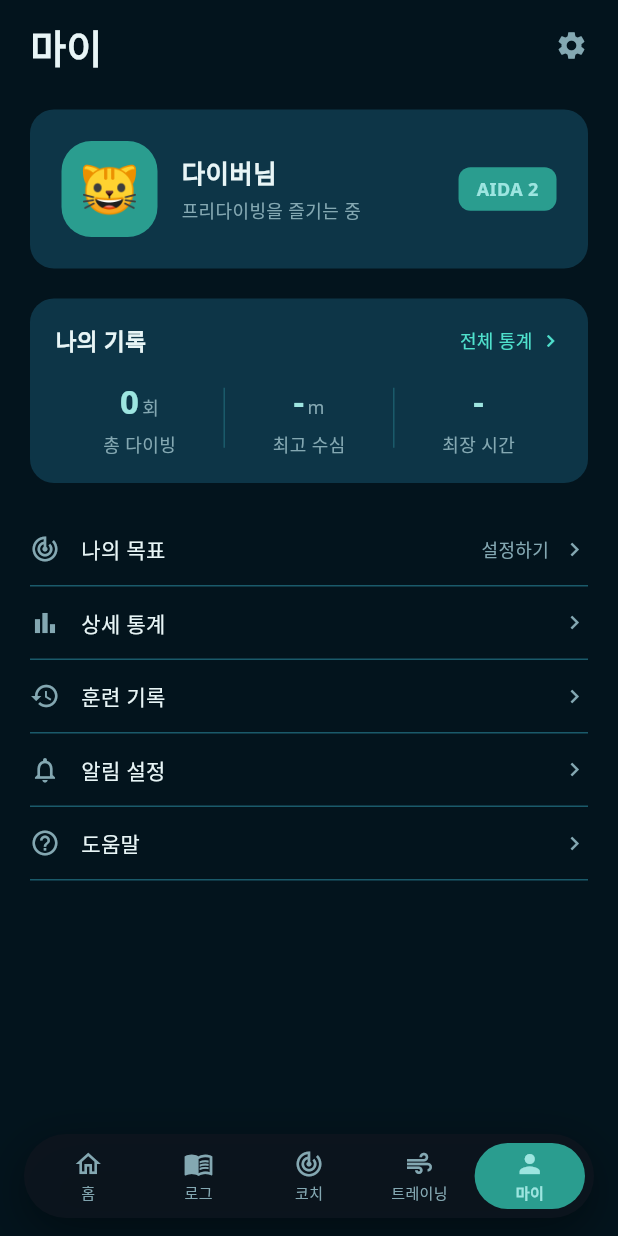
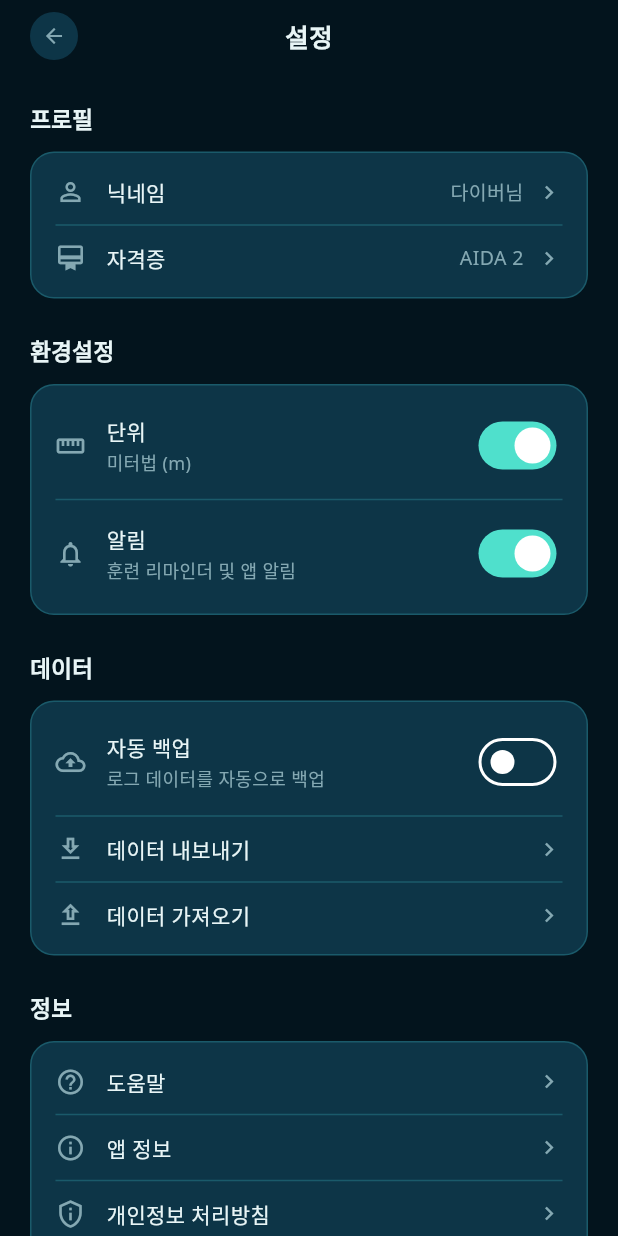
Before and after one commit to elain2/freedive_coach_app, a Flutter app: the screen it shows after launch, item 5 of the bottom bar chosen, after a tap on the "settings" icon, on a phone screen of 412 x 824 dp. Run offline on Flutter 3.47's test engine with Material 3 defaults, Android fonts, the phone set to English and light mode, and no system bars; our stand-ins replace audioplayers, fl_chart, flutter_dotenv, google_fonts, image_picker, shared_preferences and 5 more; missing offline and left inert: video_thumbnail; accounts and stored records are empty.

Commit message:
Add settings screen with profile and preferences
- Create settings_screen.dart with profile editing
- Add unit (metric/imperial) and notification toggles
- Add data export/import options (placeholder)
- Add app info, help, privacy policy links
- Connect settings button in profile screen

Co-Authored-By: Claude Opus 4.5 <noreply@anthropic.com>

```diff
--- a/freedive_coach/lib/screens/profile_screen.dart
+++ b/freedive_coach/lib/screens/profile_screen.dart
@@ -4,6 +4,7 @@ import '../services/log_storage.dart';
 import '../theme/app_theme.dart';
 import '../widgets/surface_card.dart';
 import 'debug_screen.dart';
+import 'settings_screen.dart';
 import 'stats_screen.dart';
 
 class ProfileScreen extends StatefulWidget {
@@ -93,7 +94,9 @@ class _ProfileScreenState extends State<ProfileScreen> {
         Text('마이', style: AppTextStyles.titleLarge),
         GestureDetector(
           onTap: () {
-            // TODO: Settings screen
+            Navigator.of(context).push(
+              MaterialPageRoute(builder: (_) => const SettingsScreen()),
+            );
           },
           child: const Icon(Icons.settings, size: 22, color: AppColors.muted),
         ),
--- /dev/null
+++ b/freedive_coach/lib/screens/settings_screen.dart
@@ -0,0 +1,538 @@
+import 'package:flutter/material.dart';
+import '../theme/app_theme.dart';
+import '../widgets/surface_card.dart';
+
+class SettingsScreen extends StatefulWidget {
+  const SettingsScreen({super.key});
+
+  @override
+  State<SettingsScreen> createState() => _SettingsScreenState();
+}
+
+class _SettingsScreenState extends State<SettingsScreen> {
+  bool _useMetric = true;
+  bool _notifications = true;
+  bool _autoBackup = false;
+
+  @override
+  Widget build(BuildContext context) {
+    return Scaffold(
+      backgroundColor: AppColors.bg,
+      body: SafeArea(
+        child: Column(
+          children: [
+            _buildHeader(),
+            Expanded(
+              child: SingleChildScrollView(
+                padding: const EdgeInsets.all(20),
+                child: Column(
+                  crossAxisAlignment: CrossAxisAlignment.start,
+                  children: [
+                    _buildProfileSection(),
+                    const SizedBox(height: 24),
+                    _buildPreferencesSection(),
+                    const SizedBox(height: 24),
+                    _buildDataSection(),
+                    const SizedBox(height: 24),
+                    _buildInfoSection(),
+                    const SizedBox(height: 40),
+                    _buildVersionInfo(),
+                  ],
+                ),
+              ),
+            ),
+          ],
+        ),
+      ),
+    );
+  }
+
+  Widget _buildHeader() {
+    return Padding(
+      padding: const EdgeInsets.symmetric(horizontal: 20, vertical: 8),
+      child: Row(
+        mainAxisAlignment: MainAxisAlignment.spaceBetween,
+        children: [
+          GestureDetector(
+            onTap: () => Navigator.of(context).pop(),
+            child: Container(
+              width: 32,
+              height: 32,
+              decoration: BoxDecoration(
+                color: AppColors.surface,
+                borderRadius: BorderRadius.circular(16),
+              ),
+              child: const Icon(Icons.arrow_back, size: 16, color: AppColors.muted),
+            ),
+          ),
+          Text('설정', style: AppTextStyles.titleSmall),
+          const SizedBox(width: 32, height: 32),
+        ],
+      ),
+    );
+  }
+
+  Widget _buildProfileSection() {
+    return Column(
+      crossAxisAlignment: CrossAxisAlignment.start,
+      children: [
+        Text('프로필', style: AppTextStyles.sectionTitle),
+        const SizedBox(height: 12),
+        SurfaceCard(
+          padding: const EdgeInsets.all(16),
+          child: Column(
+            children: [
+              _buildSettingItem(
+                icon: Icons.person_outline,
+                title: '닉네임',
+                value: '다이버님',
+                onTap: () => _showEditDialog('닉네임', '다이버님'),
+              ),
+              const Divider(color: AppColors.line, height: 24),
+              _buildSettingItem(
+                icon: Icons.card_membership,
+                title: '자격증',
+                value: 'AIDA 2',
+                onTap: () => _showCertificationPicker(),
+              ),
+            ],
+          ),
+        ),
+      ],
+    );
+  }
+
+  Widget _buildPreferencesSection() {
+    return Column(
+      crossAxisAlignment: CrossAxisAlignment.start,
+      children: [
+        Text('환경설정', style: AppTextStyles.sectionTitle),
+        const SizedBox(height: 12),
+        SurfaceCard(
+          padding: const EdgeInsets.all(16),
+          child: Column(
+            children: [
+              _buildToggleItem(
+                icon: Icons.straighten,
+                title: '단위',
+                description: _useMetric ? '미터법 (m)' : '야드파운드법 (ft)',
+                value: _useMetric,
+                onChanged: (value) => setState(() => _useMetric = value),
+              ),
+              const Divider(color: AppColors.line, height: 24),
+              _buildToggleItem(
+                icon: Icons.notifications_outlined,
+                title: '알림',
+                description: '훈련 리마인더 및 앱 알림',
+                value: _notifications,
+                onChanged: (value) => setState(() => _notifications = value),
+              ),
+            ],
+          ),
+        ),
+      ],
+    );
+  }
+
+  Widget _buildDataSection() {
+    return Column(
+      crossAxisAlignment: CrossAxisAlignment.start,
+      children: [
+        Text('데이터', style: AppTextStyles.sectionTitle),
+        const SizedBox(height: 12),
+        SurfaceCard(
+          padding: const EdgeInsets.all(16),
+          child: Column(
+            children: [
+              _buildToggleItem(
+                icon: Icons.cloud_upload_outlined,
+                title: '자동 백업',
+                description: '로그 데이터를 자동으로 백업',
+                value: _autoBackup,
+                onChanged: (value) => setState(() => _autoBackup = value),
+              ),
+              const Divider(color: AppColors.line, height: 24),
+              _buildSettingItem(
+                icon: Icons.download_outlined,
+                title: '데이터 내보내기',
+                value: '',
+                onTap: () => _showExportOptions(),
+              ),
+              const Divider(color: AppColors.line, height: 24),
+              _buildSettingItem(
+                icon: Icons.upload_outlined,
+                title: '데이터 가져오기',
+                value: '',
+                onTap: () => _showImportOptions(),
+              ),
+            ],
+          ),
+        ),
+      ],
+    );
+  }
+
+  Widget _buildInfoSection() {
+    return Column(
+      crossAxisAlignment: CrossAxisAlignment.start,
+      children: [
+        Text('정보', style: AppTextStyles.sectionTitle),
+        const SizedBox(height: 12),
+        SurfaceCard(
+          padding: const EdgeInsets.all(16),
+          child: Column(
+            children: [
+              _buildSettingItem(
+                icon: Icons.help_outline,
+                title: '도움말',
+                value: '',
+                onTap: () => _showHelpScreen(),
+              ),
+              const Divider(color: AppColors.line, height: 24),
+              _buildSettingItem(
+                icon: Icons.info_outline,
+                title: '앱 정보',
+                value: '',
+                onTap: () => _showAboutDialog(),
+              ),
+              const Divider(color: AppColors.line, height: 24),
+              _buildSettingItem(
+                icon: Icons.privacy_tip_outlined,
+                title: '개인정보 처리방침',
+                value: '',
+                onTap: () => _showPrivacyPolicy(),
+              ),
+              const Divider(color: AppColors.line, height: 24),
+              _buildSettingItem(
+                icon: Icons.description_outlined,
+                title: '이용약관',
+                value: '',
+                onTap: () => _showTermsOfService(),
+              ),
+            ],
+          ),
+        ),
+      ],
+    );
+  }
+
+  Widget _buildSettingItem({
+    required IconData icon,
+    required String title,
+    required String value,
+    required VoidCallback onTap,
+  }) {
+    return GestureDetector(
+      onTap: onTap,
+      behavior: HitTestBehavior.opaque,
+      child: Row(
+        children: [
+          Icon(icon, size: 20, color: AppColors.muted),
+          const SizedBox(width: 14),
+          Expanded(
+            child: Text(title, style: AppTextStyles.body),
+          ),
+          if (value.isNotEmpty)
+            Text(
+              value,
+              style: AppTextStyles.bodySmall.copyWith(color: AppColors.muted),
+            ),
+          const SizedBox(width: 8),
+          const Icon(Icons.chevron_right, size: 18, color: AppColors.muted),
+        ],
+      ),
+    );
+  }
+
+  Widget _buildToggleItem({
+    required IconData icon,
+    required String title,
+    required String description,
+    required bool value,
+    required ValueChanged<bool> onChanged,
+  }) {
+    return Row(
+      children: [
+        Icon(icon, size: 20, color: AppColors.muted),
+        const SizedBox(width: 14),
+        Expanded(
+          child: Column(
+            crossAxisAlignment: CrossAxisAlignment.start,
+            children: [
+              Text(title, style: AppTextStyles.body),
+              const SizedBox(height: 2),
+              Text(
+                description,
+                style: AppTextStyles.caption.copyWith(color: AppColors.muted),
+              ),
+            ],
+          ),
+        ),
+        Switch.adaptive(
+          value: value,
+          onChanged: onChanged,
+          activeTrackColor: AppColors.primary,
+          activeThumbColor: Colors.white,
+        ),
+      ],
+    );
+  }
+
+  Widget _buildVersionInfo() {
+    return Center(
+      child: Column(
+        children: [
+          Text(
+            '다이빙캣',
+            style: AppTextStyles.bodySmall.copyWith(color: AppColors.muted),
+          ),
+          const SizedBox(height: 4),
+          Text(
+            'v1.0.0',
+            style: AppTextStyles.caption.copyWith(color: AppColors.muted),
+          ),
+        ],
+      ),
+    );
+  }
+
+  void _showEditDialog(String title, String currentValue) {
+    final controller = TextEditingController(text: currentValue);
+    showDialog(
+      context: context,
+      builder: (context) => AlertDialog(
+        backgroundColor: AppColors.surface,
+        shape: RoundedRectangleBorder(borderRadius: BorderRadius.circular(16)),
+        title: Text('$title 변경', style: AppTextStyles.titleSmall),
+        content: TextField(
+          controller: controller,
+          style: AppTextStyles.body,
+          decoration: InputDecoration(
+            hintText: '$title 입력',
+            hintStyle: AppTextStyles.body.copyWith(color: AppColors.muted),
+            filled: true,
+            fillColor: AppColors.surface2,
+            border: OutlineInputBorder(
+              borderRadius: BorderRadius.circular(12),
+              borderSide: BorderSide.none,
+            ),
+          ),
+        ),
+        actions: [
+          TextButton(
+            onPressed: () => Navigator.pop(context),
+            child: Text('취소', style: AppTextStyles.bodySmall.copyWith(color: AppColors.muted)),
+          ),
+          TextButton(
+            onPressed: () {
+              Navigator.pop(context);
+              _showSnackBar('$title이(가) 변경되었습니다');
+            },
+            child: Text('저장', style: AppTextStyles.bodySmall.copyWith(color: AppColors.primary)),
+          ),
+        ],
+      ),
+    );
+  }
+
+  void _showCertificationPicker() {
+    final certifications = [
+      'AIDA 1',
+      'AIDA 2',
+      'AIDA 3',
+      'AIDA 4',
+      'SSI Level 1',
+      'SSI Level 2',
+      'SSI Level 3',
+      'PADI Basic',
+      'PADI Advanced',
+      '기타',
+    ];
+
+    showModalBottomSheet(
+      context: context,
+      backgroundColor: AppColors.surface,
+      shape: const RoundedRectangleBorder(
+        borderRadius: BorderRadius.vertical(top: Radius.circular(20)),
+      ),
+      builder: (context) => SafeArea(
+        child: Padding(
+          padding: const EdgeInsets.all(20),
+          child: Column(
+            mainAxisSize: MainAxisSize.min,
+            children: [
+              Container(
+                width: 40,
+                height: 4,
+                decoration: BoxDecoration(
+                  color: AppColors.muted,
+                  borderRadius: BorderRadius.circular(2),
+                ),
+              ),
+              const SizedBox(height: 20),
+              Text('자격증 선택', style: AppTextStyles.titleSmall),
+              const SizedBox(height: 20),
+              Wrap(
+                spacing: 8,
+                runSpacing: 8,
+                children: certifications.map((cert) {
+                  return GestureDetector(
+                    onTap: () {
+                      Navigator.pop(context);
+                      _showSnackBar('자격증이 $cert(으)로 변경되었습니다');
+                    },
+                    child: Container(
+                      padding: const EdgeInsets.symmetric(horizontal: 16, vertical: 10),
+                      decoration: BoxDecoration(
+                        color: AppColors.surface2,
+                        borderRadius: BorderRadius.circular(20),
+                        border: Border.all(color: AppColors.line),
+                      ),
+                      child: Text(cert, style: AppTextStyles.bodySmall),
+                    ),
+                  );
+                }).toList(),
+              ),
+              const SizedBox(height: 20),
+            ],
+          ),
+        ),
+      ),
+    );
+  }
+
+  void _showExportOptions() {
+    showModalBottomSheet(
+      context: context,
+      backgroundColor: AppColors.surface,
+      shape: const RoundedRectangleBorder(
+        borderRadius: BorderRadius.vertical(top: Radius.circular(20)),
+      ),
+      builder: (context) => SafeArea(
+        child: Padding(
+          padding: const EdgeInsets.all(20),
+          child: Column(
+            mainAxisSize: MainAxisSize.min,
+            children: [
+              Container(
+                width: 40,
+                height: 4,
+                decoration: BoxDecoration(
+                  color: AppColors.muted,
+                  borderRadius: BorderRadius.circular(2),
+                ),
+              ),
+              const SizedBox(height: 20),
+              Text('데이터 내보내기', style: AppTextStyles.titleSmall),
+              const SizedBox(height: 20),
+              _buildExportOption(Icons.table_chart, 'CSV 파일로 내보내기', () {
+                Navigator.pop(context);
+                _showSnackBar('CSV 내보내기 기능은 준비 중입니다');
+              }),
+              const SizedBox(height: 12),
+              _buildExportOption(Icons.code, 'JSON 파일로 내보내기', () {
+                Navigator.pop(context);
+                _showSnackBar('JSON 내보내기 기능은 준비 중입니다');
+              }),
+              const SizedBox(height: 20),
+            ],
+          ),
+        ),
+      ),
+    );
+  }
+
+  Widget _buildExportOption(IconData icon, String title, VoidCallback onTap) {
+    return GestureDetector(
+      onTap: onTap,
+      child: Container(
+        width: double.infinity,
+        padding: const EdgeInsets.all(16),
+        decoration: BoxDecoration(
+          color: AppColors.surface2,
+          borderRadius: BorderRadius.circular(12),
+        ),
+        child: Row(
+          children: [
+            Icon(icon, size: 20, color: AppColors.primary),
+            const SizedBox(width: 12),
+            Text(title, style: AppTextStyles.body),
+          ],
+        ),
+      ),
+    );
+  }
+
+  void _showImportOptions() {
+    _showSnackBar('데이터 가져오기 기능은 준비 중입니다');
+  }
+
+  void _showHelpScreen() {
+    _showSnackBar('도움말 페이지는 준비 중입니다');
+  }
+
+  void _showAboutDialog() {
+    showDialog(
+      context: context,
+      builder: (context) => AlertDialog(
+        backgroundColor: AppColors.surface,
+        shape: RoundedRectangleBorder(borderRadius: BorderRadius.circular(16)),
+        title: Row(
+          children: [
+            Container(
+              width: 40,
+              height: 40,
+              decoration: BoxDecoration(
+                color: AppColors.tealDim,
+                borderRadius: BorderRadius.circular(10),
+              ),
+              child: const Center(
+                child: Text('\u{1F431}', style: TextStyle(fontSize: 20)),
+              ),
+            ),
+            const SizedBox(width: 12),
+            Text('다이빙캣', style: AppTextStyles.titleSmall),
+          ],
+        ),
+        content: Column(
+          mainAxisSize: MainAxisSize.min,
+          crossAxisAlignment: CrossAxisAlignment.start,
+          children: [
+            Text(
+              '프리다이빙 훈련 & 로그 앱',
+              style: AppTextStyles.body.copyWith(color: AppColors.muted),
+            ),
+            const SizedBox(height: 16),
+            Text('버전: 1.0.0', style: AppTextStyles.bodySmall),
+            Text('빌드: 2024.01', style: AppTextStyles.bodySmall),
+            const SizedBox(height: 16),
+            Text(
+              '© 2024 다이빙캣 팀',
+              style: AppTextStyles.caption.copyWith(color: AppColors.muted),
+            ),
+          ],
+        ),
+        actions: [
+          TextButton(
+            onPressed: () => Navigator.pop(context),
+            child: Text('확인', style: AppTextStyles.bodySmall.copyWith(color: AppColors.primary)),
+          ),
+        ],
+      ),
+    );
+  }
+
+  void _showPrivacyPolicy() {
+    _showSnackBar('개인정보 처리방침 페이지는 준비 중입니다');
+  }
+
+  void _showTermsOfService() {
+    _showSnackBar('이용약관 페이지는 준비 중입니다');
+  }
+
+  void _showSnackBar(String message) {
+    ScaffoldMessenger.of(context).showSnackBar(
+      SnackBar(content: Text(message)),
+    );
+  }
+}
```
